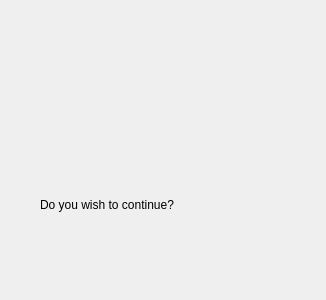
Before: the Qt Designer form promptdialog.ui in amtsource2025/Ascan_old, drawn with Qt 5.
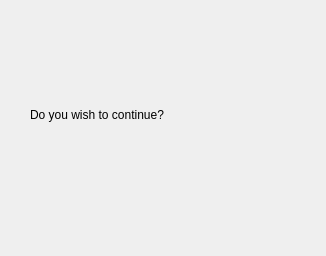
After: the same form once the commit is applied. Icons and pictures are not drawn.

Diff of the .ui file:
```diff
--- a/promptdialog.ui
+++ b/promptdialog.ui
@@ -7,7 +7,7 @@
     <x>0</x>
     <y>0</y>
     <width>326</width>
-    <height>300</height>
+    <height>256</height>
    </rect>
   </property>
   <property name="windowTitle">
@@ -20,8 +20,8 @@
   <widget class="QPushButton" name="btn_no">
    <property name="geometry">
     <rect>
-     <x>128</x>
-     <y>235</y>
+     <x>130</x>
+     <y>190</y>
      <width>80</width>
      <height>40</height>
     </rect>
@@ -40,7 +40,7 @@
    <property name="geometry">
     <rect>
      <x>220</x>
-     <y>235</y>
+     <y>190</y>
      <width>80</width>
      <height>40</height>
     </rect>
@@ -58,10 +58,10 @@
   <widget class="QLabel" name="label">
    <property name="geometry">
     <rect>
-     <x>36</x>
-     <y>50</y>
+     <x>30</x>
+     <y>30</y>
      <width>250</width>
-     <height>130</height>
+     <height>71</height>
     </rect>
    </property>
    <property name="font">
@@ -82,8 +82,8 @@
   <widget class="QLabel" name="label_2">
    <property name="geometry">
     <rect>
-     <x>40</x>
-     <y>190</y>
+     <x>30</x>
+     <y>100</y>
      <width>325</width>
      <height>30</height>
     </rect>
```
Left out of the diff: 10 changed lines with no effect on the pictures.
